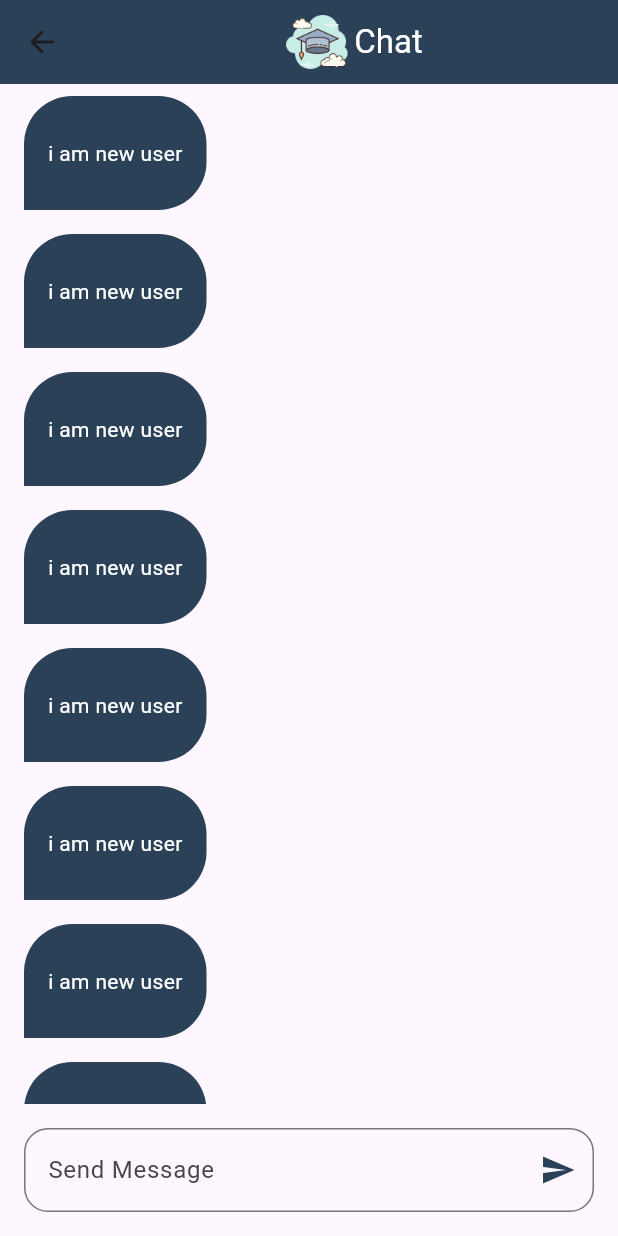
After one commit to Mansourx83/chat_app, a Flutter app: the ChatPage screen opened by its route, on a phone screen of 412 x 824 dp. The commit adds this screen. Run offline on Flutter 3.47's test engine with Material 3 defaults, Android fonts, the phone set to English and light mode, and no system bars; our stand-ins replace firebase_auth, firebase_core, modal_progress_hud_nsn; accounts and stored records are empty.

Commit message:
add some features

```diff
--- a/lib/constints.dart
+++ b/lib/constints.dart
@@ -1,3 +1,4 @@
 import 'package:flutter/material.dart';
 
 const kPrimaryColor = Color.fromARGB(255, 42, 65, 88);
+const kLogo = 'assets/images/scholar.png';
--- a/lib/main.dart
+++ b/lib/main.dart
@@ -1,6 +1,7 @@
 import 'package:firebase_core/firebase_core.dart';
 import 'package:flutter/material.dart';
 import 'package:scholar_chat/firebase_options.dart';
+import 'package:scholar_chat/screens/chat_screen.dart';
 import 'package:scholar_chat/screens/login_screen.dart';
 import 'package:scholar_chat/screens/singup_screen.dart';
 
@@ -21,6 +22,7 @@ class ChatApp extends StatelessWidget {
       routes: {
         LoginPage.id: (context) => LoginPage(),
         SingupPage.id: (context) => SingupPage(),
+        ChatPage.id: (context) => ChatPage(),
       },
       debugShowCheckedModeBanner: false,
       initialRoute: LoginPage.id,
--- /dev/null
+++ b/lib/screens/chat_screen.dart
@@ -0,0 +1,60 @@
+import 'package:flutter/cupertino.dart';
+import 'package:flutter/material.dart';
+import 'package:scholar_chat/constints.dart';
+import 'package:scholar_chat/widgets/chat_buble.dart';
+
+class ChatPage extends StatelessWidget {
+  static String id = 'ChatPage';
+
+  @override
+  Widget build(BuildContext context) {
+    return Scaffold(
+      appBar: AppBar(
+        // automaticallyImplyLeading: false,
+        backgroundColor: kPrimaryColor,
+        title: Row(
+          mainAxisAlignment: MainAxisAlignment.center,
+          children: [
+            Image(
+              image: AssetImage(kLogo),
+              height: 50,
+              width: 50,
+            ),
+            Text(
+              'Chat',
+              style: TextStyle(color: Colors.white),
+            ),
+          ],
+        ),
+      ),
+      body: Column(
+        children: [
+          Expanded(
+            child: ListView.builder(
+              itemBuilder: (context, index) {
+                return ChatBuble();
+              },
+            ),
+          ),
+          Padding(
+            padding: const EdgeInsets.all(16),
+            child: TextField(
+              decoration: InputDecoration(
+                hintText: 'Send Message',
+                suffixIcon: const Icon(
+                  Icons.send,
+                  color: kPrimaryColor,
+                ),
+                border: OutlineInputBorder(
+                    borderRadius: BorderRadius.circular(16),
+                    borderSide: const BorderSide(
+                      color: kPrimaryColor,
+                    )),
+              ),
+            ),
+          ),
+        ],
+      ),
+    );
+  }
+}
--- /dev/null
+++ b/lib/widgets/chat_buble.dart
@@ -0,0 +1,29 @@
+import 'package:flutter/material.dart';
+import 'package:scholar_chat/constints.dart';
+
+class ChatBuble extends StatelessWidget {
+  @override
+  Widget build(BuildContext context) {
+    return Align(
+      alignment: Alignment.centerLeft,
+      child: Container(
+        padding: const EdgeInsets.symmetric(horizontal: 16, vertical: 28),
+        margin: const EdgeInsets.symmetric(horizontal: 16, vertical: 8),
+        decoration: const BoxDecoration(
+          borderRadius: BorderRadius.only(
+            topLeft: Radius.circular(32),
+            topRight: Radius.circular(32),
+            bottomRight: Radius.circular(32),
+          ),
+          color: kPrimaryColor,
+        ),
+        child: Text(
+          'i am new user',
+          style: TextStyle(
+            color: Colors.white,
+          ),
+        ),
+      ),
+    );
+  }
+}
--- a/pubspec.yaml
+++ b/pubspec.yaml
@@ -32,6 +32,7 @@ dependencies:
   firebase_core: ^2.30.1
   flutter:
     sdk: flutter
+  modal_progress_hud_nsn: ^0.5.1
 
 dev_dependencies:
   flutter_lints: ^3.0.2
```
Also changed, not shown: lib/helper/showbar.dart (added, +11 -0 lines), lib/screens/login_screen.dart (+74 -8 lines), lib/screens/singup_screen.dart (+46 -18 lines), lib/widgets/mytextfield.dart (+9 -3 lines), pubspec.lock.
